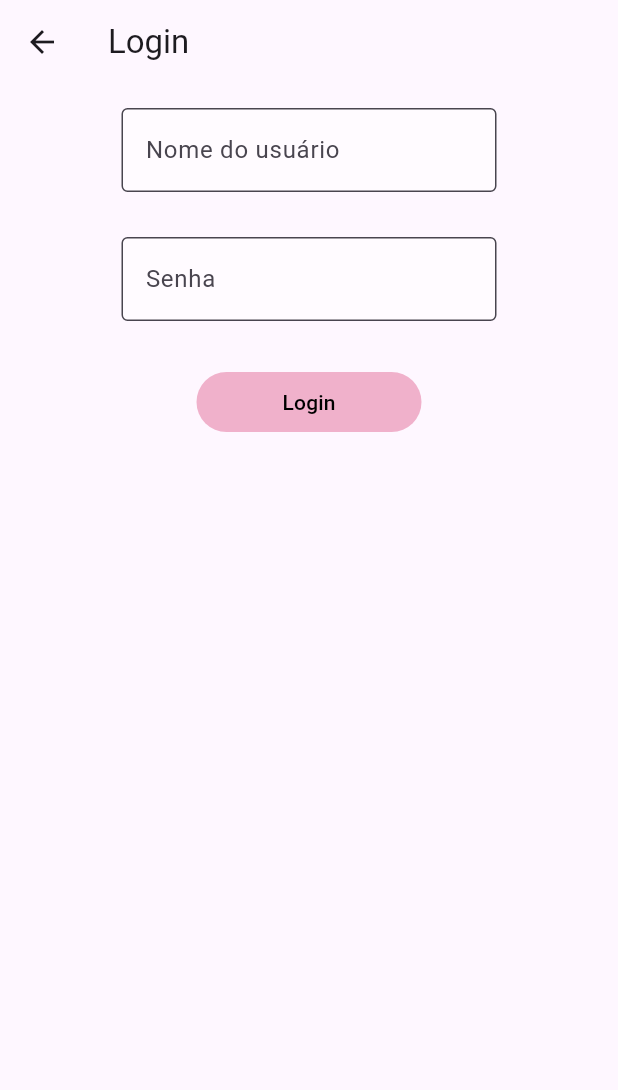
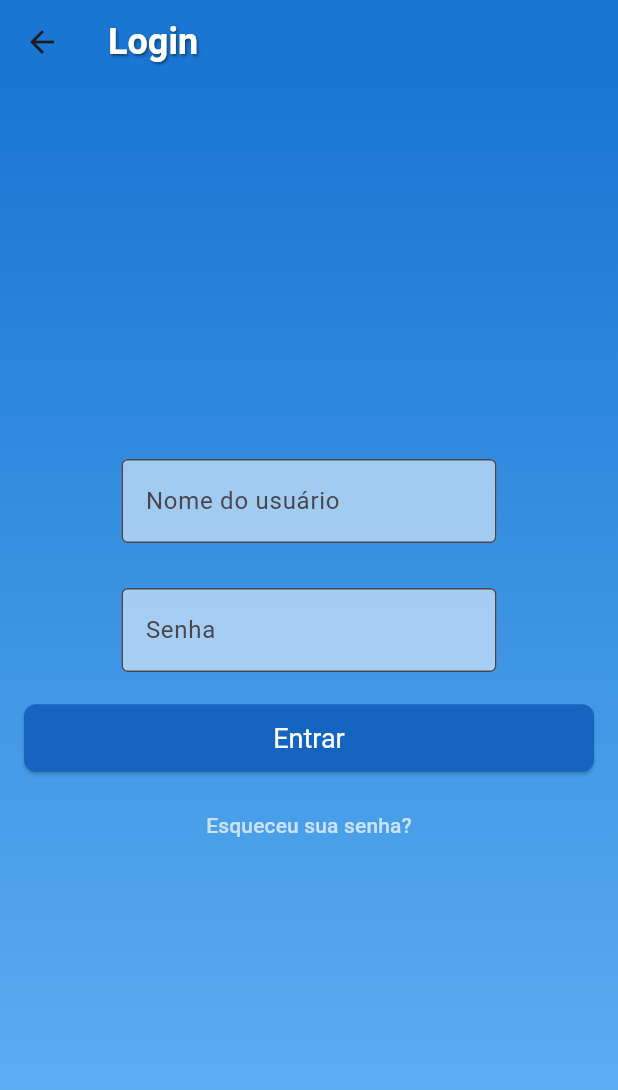
Before and after one commit to cassiab13/aplicativo_mobile, a Flutter app: the screen it shows after launch, after a tap on "Login", on a phone screen of 412 x 824 dp. Shown: the top 1090 px of the screen. Run offline on Flutter 3.47's test engine with Material 3 defaults, Android fonts, the phone set to English and light mode, and no system bars; network calls fail.

Commit message:
03-refatoração e inclusão de novas funcionalidades

```diff
--- /dev/null
+++ b/aplicativo/lib/components/container.dart
@@ -0,0 +1,24 @@
+import 'package:flutter/material.dart';
+
+class ContainerComponent extends StatelessWidget {
+  const ContainerComponent({super.key, required this.child});
+  final Widget child;
+
+  @override
+  Widget build(BuildContext context) {
+    return Container(
+        decoration: BoxDecoration(
+          gradient: LinearGradient(
+            colors: [Colors.blue[700]!, Colors.blue[300]!],
+            begin: Alignment.topCenter,
+            end: Alignment.bottomCenter,
+          ),
+        ),
+        child: Center(
+          child: Padding(
+            padding: const EdgeInsets.all(16.0),
+            child: child,
+          ),
+        ));
+  }
+}
--- a/aplicativo/lib/components/login_field.dart
+++ b/aplicativo/lib/components/login_field.dart
@@ -5,7 +5,7 @@
 
   @override
   Widget build(BuildContext context) {
-    return Column(
+    return const Column(
       mainAxisAlignment: MainAxisAlignment.center,
       crossAxisAlignment: CrossAxisAlignment.center,
       children: [
@@ -32,22 +32,6 @@
             ),
           ),
         ),
-        const SizedBox(height: 30),
-        FilledButton(
-          onPressed: () {
-            Navigator.pushNamed(context, '/main');
-          },
-          style: ButtonStyle(
-              backgroundColor: WidgetStateProperty.all(
-                 const Color.fromARGB(255, 240, 177, 203)),
-              fixedSize: WidgetStateProperty.all(const Size(150, 30)),
-              ),
-          child: const Text(
-            style: TextStyle(
-              color: Colors.black,
-              ),
-            'Login'),
-        )
       ],
     );
   }
--- a/aplicativo/lib/main.dart
+++ b/aplicativo/lib/main.dart
@@ -1,3 +1,4 @@
+import 'package:aplicativo/pages/home.dart';
 import 'package:aplicativo/pages/initial.dart';
 import 'package:aplicativo/pages/login.dart';
 import 'package:aplicativo/pages/welcome.dart';
@@ -18,7 +19,8 @@
       routes: {
         '/': (context) => const WelcomePage(),
         '/login': (context) => const LoginPage(),
-        '/main': (context) => const InitialPage()
+        '/home': (context) => const HomePage(),
+        '/initial': (context) => const InitialPage(),
       },
       );
   }
--- a/aplicativo/lib/models/child.dart
+++ b/aplicativo/lib/models/child.dart
@@ -5,7 +5,7 @@
   final String name;
   final String gender;
   final String birthDate;
-  final List<Vaccine> vaccines;
+  late List<Vaccine> vaccines;
 
   Child({
     required this.id,
--- a/aplicativo/lib/pages/child_registration.dart
+++ b/aplicativo/lib/pages/child_registration.dart
@@ -1,4 +1,5 @@
 import 'dart:math';
+import 'package:aplicativo/components/container.dart';
 import 'package:aplicativo/models/child.dart';
 import 'package:aplicativo/service/child_service.dart';
 import 'package:flutter/material.dart';
@@ -29,7 +30,8 @@
 
   @override
   Widget build(BuildContext context) {
-    return SingleChildScrollView(
+    return ContainerComponent(
+      child: SingleChildScrollView(
         child: Padding(
       padding: const EdgeInsets.all(20.0),
       child: Form(
@@ -128,6 +130,6 @@
               ]),
         ),
       ),
-    ));
+    )));
   }
 }
--- a/aplicativo/lib/pages/login.dart
+++ b/aplicativo/lib/pages/login.dart
@@ -1,3 +1,4 @@
+import 'package:aplicativo/components/container.dart';
 import 'package:aplicativo/components/login_field.dart';
 import 'package:flutter/material.dart';
 
@@ -8,19 +9,66 @@
   Widget build(BuildContext context) {
     return Scaffold(
       appBar: AppBar(
-        title: const Text('Login', textAlign: TextAlign.center)
+        backgroundColor: Colors.blue[700],
+        title: const Text(
+          'Login',
+          textAlign: TextAlign.center,
+          style: TextStyle(
+            color: Colors.white,
+            fontSize: 24,
+            fontWeight: FontWeight.bold,
+            shadows: [
+              Shadow(
+                offset: Offset(1.0, 1.0),
+                blurRadius: 2.0,
+                color: Colors.black45,
+              ),
+            ],
+          ),
         ),
-      body: const Center(
-          child:
-            Padding(
-              padding: EdgeInsets.all(16.0),
-              child: Column(
-              crossAxisAlignment: CrossAxisAlignment.center,
-                children:
-                [
-                  LoginField(),
-                ],
-     ),),),
+      ),
+      body: ContainerComponent(
+        child: Column(
+              mainAxisAlignment: MainAxisAlignment.center,
+              crossAxisAlignment: CrossAxisAlignment.stretch,
+              children: [
+                const LoginField(),
+                const SizedBox(height: 20.0),
+                ElevatedButton(
+                  onPressed: () {
+                    Navigator.pushNamed(context, '/home');
+                  },
+                  style: ElevatedButton.styleFrom(
+                    backgroundColor: Colors.blue[800],
+                    padding: const EdgeInsets.symmetric(
+                      horizontal: 40.0,
+                      vertical: 12.0,
+                    ),
+                    textStyle: const TextStyle(
+                      fontSize: 18,
+                      color: Colors.white,
+                    ),
+                    shape: RoundedRectangleBorder(
+                      borderRadius: BorderRadius.circular(8.0),
+                    ),
+                  ),
+                  child: const Text(
+                    'Entrar',
+                    style: TextStyle(color: Colors.white),
+                  ),
+                ),
+                const SizedBox(height: 10.0),
+                TextButton(
+                  onPressed: () {
+                    print('Clicou');
+                  },
+                  child: const Text(
+                    'Esqueceu sua senha?',
+                    style: TextStyle(color: Colors.white70),
+                  ),
+                ),
+              ],
+            ),)
     );
   }
 }
--- a/aplicativo/lib/pages/welcome.dart
+++ b/aplicativo/lib/pages/welcome.dart
@@ -8,11 +8,35 @@
     return Scaffold(
       body: Container(
         padding: const EdgeInsets.all(20.0),
+        decoration: BoxDecoration(
+          gradient: LinearGradient(
+            colors: [Colors.blue[700]!, Colors.blue[300]!],
+            begin: Alignment.topCenter,
+            end: Alignment.bottomCenter,
+          ),
+        ),
         child: Column(
+          crossAxisAlignment: CrossAxisAlignment.stretch,
           children: <Widget>[
-            const Padding(
-              padding: EdgeInsets.symmetric(vertical: 40.0),
+            const SizedBox(height: 80.0),
+            const Center(
+              child: Text(
+                'Calendário de Vacinação',
+                style: TextStyle(
+                  fontSize: 30,
+                  fontWeight: FontWeight.bold,
+                  color: Colors.white,
+                  shadows: [
+                    Shadow(
+                      offset: Offset(2.0, 2.0),
+                      blurRadius: 3.0,
+                      color: Colors.black45,
+                    ),
+                  ],
+                ),
+              ),
             ),
+            const SizedBox(height: 100.0),
             Expanded(
               child: Center(
                 child: Column(
@@ -23,10 +47,13 @@
                         Navigator.pushNamed(context, '/login');
                       },
                       style: ElevatedButton.styleFrom(
-                        fixedSize: const Size(200, 50),
+                        fixedSize: const Size(200, 50), backgroundColor: Colors.blue[800],
                         textStyle: const TextStyle(fontSize: 18),
                       ),
-                      child: const Text('Login'),
+                      child: const Text(
+                        'Login',
+                        style: TextStyle(color: Colors.white),
+                        ),
                     ),
                     const SizedBox(height: 20.0),
                     ElevatedButton(
@@ -34,10 +61,13 @@
                         Navigator.pushNamed(context, '/signin');
                       },
                       style: ElevatedButton.styleFrom(
-                        fixedSize: const Size(200, 50),
+                        fixedSize: const Size(200, 50), backgroundColor: Colors.blue[600],
                         textStyle: const TextStyle(fontSize: 18),
                       ),
-                      child: const Text('Cadastro'),
+                      child: const Text(
+                        'Cadastro',
+                        style: TextStyle(color: Colors.white)
+                        ),
                     ),
                   ],
                 ),
```
Also changed, not shown: aplicativo/lib/components/checkbox.dart (deleted, +0 -49 lines), aplicativo/lib/models/vaccine.dart (+9 -0 lines), aplicativo/lib/pages/home.dart (added, +70 -0 lines), aplicativo/lib/pages/registered_child.dart (+8 -8 lines), aplicativo/lib/pages/vaccines.dart (+33 -11 lines), 1 other file.
